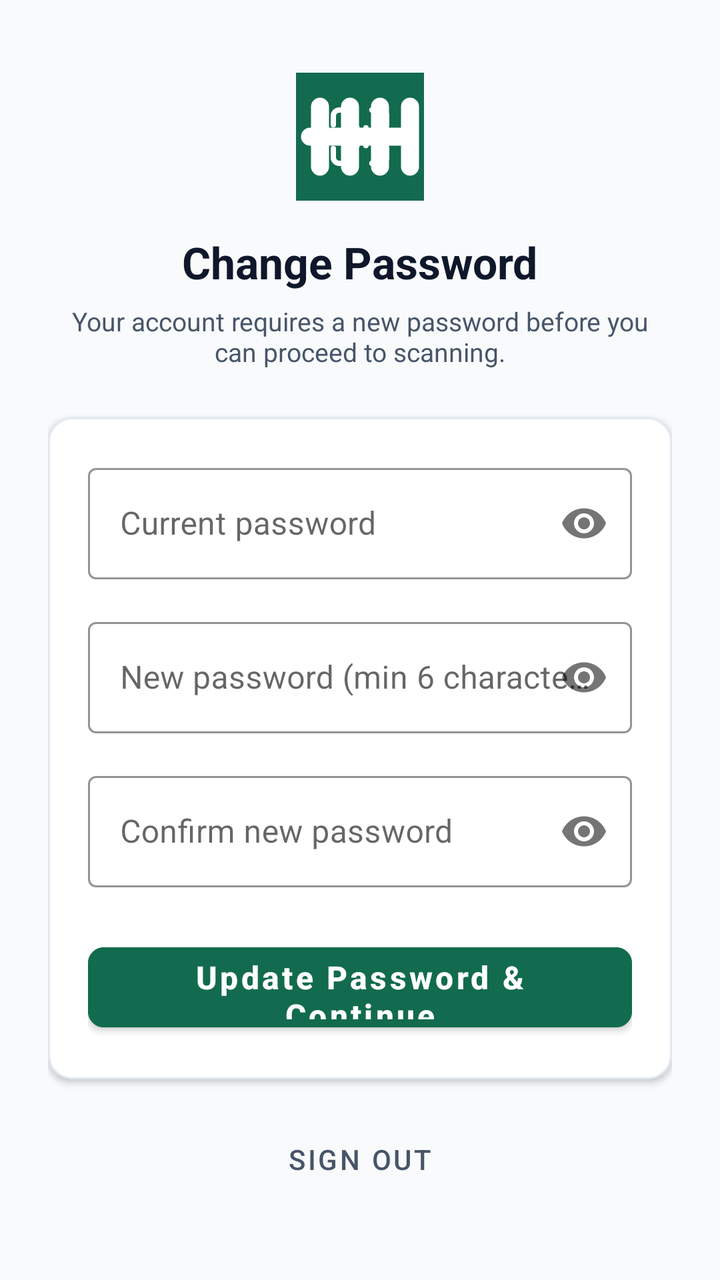
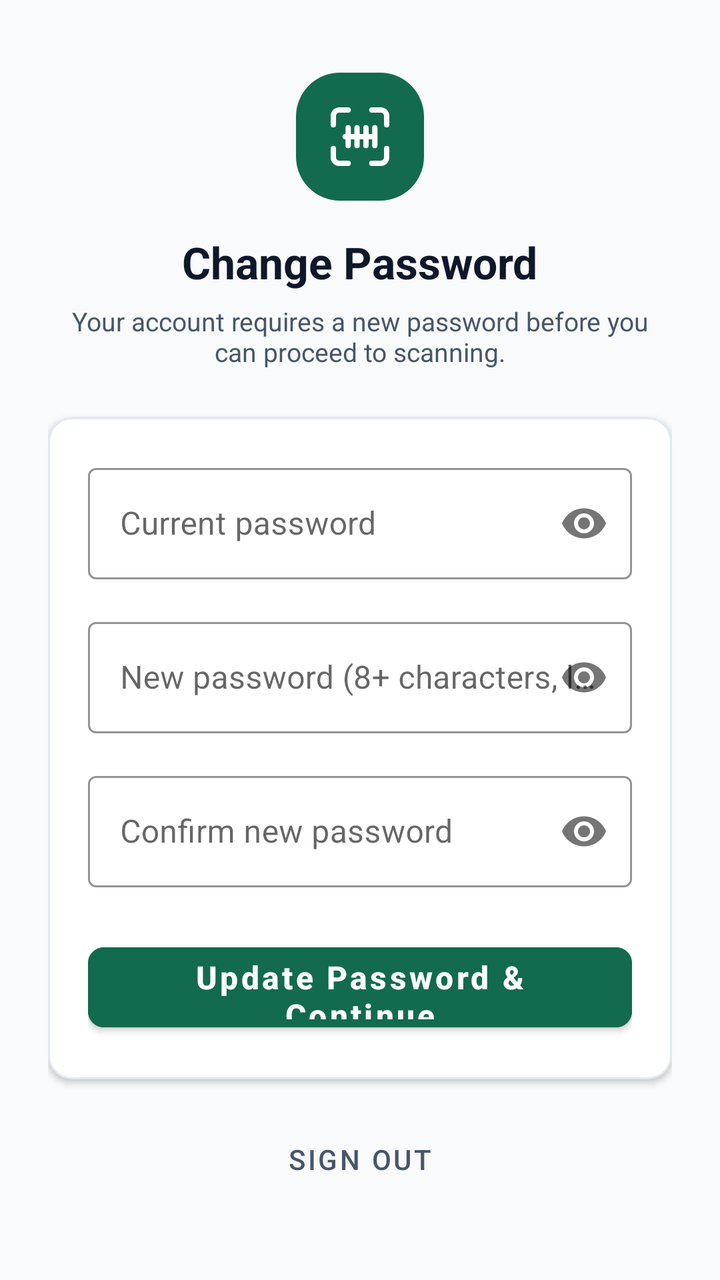

Two renders of the same Android screen: before a commit and after it. Below are the layout's source before the change and the commit's diff.
<!-- AndroidManifest.xml: application theme Theme.ForwardScan -->
<!-- res/layout/activity_change_password.xml -->
<?xml version="1.0" encoding="utf-8"?>
<ScrollView xmlns:android="http://schemas.android.com/apk/res/android"
    xmlns:app="http://schemas.android.com/apk/res-auto"
    android:layout_width="match_parent"
    android:layout_height="match_parent"
    android:background="@color/background"
    android:fillViewport="true">

    <LinearLayout
        android:layout_width="match_parent"
        android:layout_height="wrap_content"
        android:gravity="center"
        android:orientation="vertical"
        android:padding="24dp">

        <LinearLayout
            android:layout_width="match_parent"
            android:layout_height="wrap_content"
            android:gravity="center"
            android:orientation="vertical">

            <ImageView
                android:layout_width="64dp"
                android:layout_height="64dp"
                android:background="@drawable/splash"
                android:contentDescription="@string/app_name"
                android:src="@drawable/ic_launcher_foreground" />

            <TextView
                android:layout_width="wrap_content"
                android:layout_height="wrap_content"
                android:layout_marginTop="16dp"
                android:text="@string/change_password_title"
                android:textColor="@color/text_primary"
                android:textSize="22sp"
                android:textStyle="bold" />

            <TextView
                android:layout_width="wrap_content"
                android:layout_height="wrap_content"
                android:layout_marginTop="6dp"
                android:gravity="center"
                android:text="@string/change_password_instruction"
                android:textColor="@color/text_secondary"
                android:textSize="13sp" />
        </LinearLayout>

        <com.google.android.material.card.MaterialCardView
            android:layout_width="match_parent"
            android:layout_height="wrap_content"
            android:layout_marginTop="24dp"
            app:cardBackgroundColor="@color/surface"
            app:cardCornerRadius="12dp"
            app:cardElevation="2dp"
            app:strokeColor="@color/border"
            app:strokeWidth="1dp">

            <LinearLayout
                android:layout_width="match_parent"
                android:layout_height="wrap_content"
                android:orientation="vertical"
                android:padding="20dp">

                <TextView
                    android:id="@+id/tvError"
                    android:layout_width="match_parent"
                    android:layout_height="wrap_content"
                    android:layout_marginBottom="12dp"
                    android:background="@drawable/splash"
                    android:backgroundTint="@color/verdict_stop_bg"
                    android:padding="10dp"
                    android:textColor="@color/verdict_stop"
                    android:textSize="13sp"
                    android:visibility="gone" />

                
                <com.google.android.material.textfield.TextInputLayout
                    android:id="@+id/tilCurrentPassword"
                    style="@style/Widget.MaterialComponents.TextInputLayout.OutlinedBox"
                    android:layout_width="match_parent"
                    android:layout_height="wrap_content"
                    android:hint="@string/current_password_hint"
                    app:boxStrokeColor="@color/colorPrimary"
                    app:hintTextColor="@color/colorPrimary"
                    app:passwordToggleEnabled="true">

                    <com.google.android.material.textfield.TextInputEditText
                        android:id="@+id/etCurrentPassword"
                        android:layout_width="match_parent"
                        android:layout_height="wrap_content"
                        android:inputType="textPassword"
                        android:maxLines="1"
                        android:minHeight="48dp"
                        android:textColor="@color/text_primary" />
                </com.google.android.material.textfield.TextInputLayout>

                
                <com.google.android.material.textfield.TextInputLayout
                    android:id="@+id/tilNewPassword"
                    style="@style/Widget.MaterialComponents.TextInputLayout.OutlinedBox"
                    android:layout_width="match_parent"
                    android:layout_height="wrap_content"
                    android:layout_marginTop="16dp"
                    android:hint="@string/new_password_hint"
                    app:boxStrokeColor="@color/colorPrimary"
                    app:hintTextColor="@color/colorPrimary"
                    app:passwordToggleEnabled="true">

                    <com.google.android.material.textfield.TextInputEditText
                        android:id="@+id/etNewPassword"
                        android:layout_width="match_parent"
                        android:layout_height="wrap_content"
                        android:inputType="textPassword"
                        android:maxLines="1"
                        android:minHeight="48dp"
                        android:textColor="@color/text_primary" />
                </com.google.android.material.textfield.TextInputLayout>

                
                <com.google.android.material.textfield.TextInputLayout
                    android:id="@+id/tilConfirmPassword"
                    style="@style/Widget.MaterialComponents.TextInputLayout.OutlinedBox"
                    android:layout_width="match_parent"
                    android:layout_height="wrap_content"
                    android:layout_marginTop="16dp"
                    android:hint="@string/confirm_new_password_hint"
                    app:boxStrokeColor="@color/colorPrimary"
                    app:hintTextColor="@color/colorPrimary"
                    app:passwordToggleEnabled="true">

                    <com.google.android.material.textfield.TextInputEditText
                        android:id="@+id/etConfirmPassword"
                        android:layout_width="match_parent"
                        android:layout_height="wrap_content"
                        android:inputType="textPassword"
                        android:maxLines="1"
                        android:minHeight="48dp"
                        android:textColor="@color/text_primary" />
                </com.google.android.material.textfield.TextInputLayout>

                <com.google.android.material.button.MaterialButton
                    android:id="@+id/btnChangePassword"
                    android:layout_width="match_parent"
                    android:layout_height="52dp"
                    android:layout_marginTop="24dp"
                    android:backgroundTint="@color/colorPrimary"
                    android:text="@string/update_password_button"
                    android:textAllCaps="false"
                    android:textColor="@color/text_on_primary"
                    android:textSize="16sp"
                    android:textStyle="bold"
                    app:cornerRadius="8dp" />

                <ProgressBar
                    android:id="@+id/progressChangePassword"
                    android:layout_width="32dp"
                    android:layout_height="32dp"
                    android:layout_gravity="center"
                    android:layout_marginTop="16dp"
                    android:indeterminateTint="@color/colorPrimary"
                    android:visibility="gone" />

            </LinearLayout>
        </com.google.android.material.card.MaterialCardView>

        
        <com.google.android.material.button.MaterialButton
            android:id="@+id/btnSignOut"
            style="@style/Widget.MaterialComponents.Button.TextButton"
            android:layout_width="wrap_content"
            android:layout_height="48dp"
            android:layout_marginTop="16dp"
            android:text="@string/sign_out"
            android:textColor="@color/text_secondary" />

    </LinearLayout>
</ScrollView>
<!-- resources referenced by this layout -->
<resources>
  <color name="background">#F8FAFC</color>
  <color name="border">#E2E8F0</color>
  <color name="colorPrimary">#126B4E</color>
  <color name="surface">#FFFFFF</color>
  <color name="text_on_primary">#FFFFFF</color>
  <color name="text_primary">#0F172A</color>
  <color name="text_secondary">#475569</color>
  <color name="verdict_stop">#B91C1C</color>
  <color name="verdict_stop_bg">#FEF2F2</color>
  <!-- drawable ic_launcher_foreground (drawable) -->
  <?xml version="1.0" encoding="utf-8"?>
  <vector xmlns:android="http://schemas.android.com/apk/res/android"
      android:width="108dp"
      android:height="108dp"
      android:viewportWidth="108"
      android:viewportHeight="108">
      <group
          android:scaleX="2.5"
          android:scaleY="2.5"
          android:translateX="24"
          android:translateY="24">
          <path
              android:fillColor="#00000000"
              android:pathData="M3,8 V5 A2,2 0 0 1 5,3 H8 M16,3 H19 A2,2 0 0 1 21,5 V8 M21,16 V19 A2,2 0 0 1 19,21 H16 M8,21 H5 A2,2 0 0 1 3,19 V16"
              android:strokeColor="#FFFFFF"
              android:strokeLineCap="round"
              android:strokeLineJoin="round"
              android:strokeWidth="1.8" />
          <path
              android:fillColor="#00000000"
              android:pathData="M7,12 H17 M8,9 V15 M11,9 V15 M14,9 V15 M17,9 V15"
              android:strokeColor="#FFFFFF"
              android:strokeLineCap="round"
              android:strokeLineJoin="round"
              android:strokeWidth="1.8" />
      </group>
  </vector>
  <!-- drawable splash (drawable) -->
  <?xml version="1.0" encoding="utf-8"?>
  <layer-list xmlns:android="http://schemas.android.com/apk/res/android">
      <item android:drawable="@color/ic_launcher_background" />
      <item
          android:width="216dp"
          android:height="216dp"
          android:drawable="@drawable/ic_launcher_foreground"
          android:gravity="center" />
  </layer-list>
  <string name="app_name">Forward Scan</string>
  <string name="change_password_instruction">Your account requires a new password before you can proceed to scanning.</string>
  <string name="change_password_title">Change Password</string>
  <string name="confirm_new_password_hint">Confirm new password</string>
  <string name="current_password_hint">Current password</string>
  <string name="new_password_hint">New password (min 6 characters)</string>
  <string name="sign_out">Sign Out</string>
  <string name="update_password_button">Update Password &amp; Continue</string>
  <style name="Theme.ForwardScan" parent="Theme.MaterialComponents.Light.NoActionBar">
          <item name="colorPrimary">@color/colorPrimary</item>
          <item name="colorPrimaryDark">@color/colorPrimaryDark</item>
          <item name="colorAccent">@color/colorAccent</item>
          <item name="android:windowBackground">@color/background</item>
          <item name="android:statusBarColor">@color/colorPrimaryDark</item>
          <item name="android:navigationBarColor">@color/background</item>
      </style>
  <color name="ic_launcher_background">#126B4E</color>
  <color name="colorPrimaryDark">#0D553D</color>
  <color name="colorAccent">#126B4E</color>
</resources>

<!-- the commit's change to res/layout/activity_change_password.xml (unified diff, before → after) -->
@@ -22,7 +22,7 @@
             <ImageView
                 android:layout_width="64dp"
                 android:layout_height="64dp"
-                android:background="@drawable/splash"
+                android:background="@drawable/bg_logo"
                 android:contentDescription="@string/app_name"
                 android:src="@drawable/ic_launcher_foreground" />
 
@@ -66,7 +66,7 @@
                     android:layout_width="match_parent"
                     android:layout_height="wrap_content"
                     android:layout_marginBottom="12dp"
-                    android:background="@drawable/splash"
+                    android:background="@drawable/bg_round_card"
                     android:backgroundTint="@color/verdict_stop_bg"
                     android:padding="10dp"
                     android:textColor="@color/verdict_stop"
<!-- resource entries referenced after the edit -->
@@ -9,6 +9,20 @@
   <color name="text_secondary">#475569</color>
   <color name="verdict_stop">#B91C1C</color>
   <color name="verdict_stop_bg">#FEF2F2</color>
+  <!-- drawable bg_logo (drawable) -->
+  <?xml version="1.0" encoding="utf-8"?>
+  <shape xmlns:android="http://schemas.android.com/apk/res/android"
+      android:shape="rectangle">
+      <corners android:radius="22dp" />
+      <solid android:color="@color/ic_launcher_background" />
+  </shape>
+  <!-- drawable bg_round_card (drawable) -->
+  <?xml version="1.0" encoding="utf-8"?>
+  <shape xmlns:android="http://schemas.android.com/apk/res/android"
+      android:shape="rectangle">
+      <corners android:radius="10dp" />
+      <solid android:color="#FFFFFFFF" />
+  </shape>
   <!-- drawable ic_launcher_foreground (drawable) -->
   <?xml version="1.0" encoding="utf-8"?>
   <vector xmlns:android="http://schemas.android.com/apk/res/android"
@@ -37,22 +51,12 @@
               android:strokeWidth="1.8" />
       </group>
   </vector>
-  <!-- drawable splash (drawable) -->
-  <?xml version="1.0" encoding="utf-8"?>
-  <layer-list xmlns:android="http://schemas.android.com/apk/res/android">
-      <item android:drawable="@color/ic_launcher_background" />
-      <item
-          android:width="216dp"
-          android:height="216dp"
-          android:drawable="@drawable/ic_launcher_foreground"
-          android:gravity="center" />
-  </layer-list>
   <string name="app_name">Forward Scan</string>
   <string name="change_password_instruction">Your account requires a new password before you can proceed to scanning.</string>
   <string name="change_password_title">Change Password</string>
   <string name="confirm_new_password_hint">Confirm new password</string>
   <string name="current_password_hint">Current password</string>
-  <string name="new_password_hint">New password (min 6 characters)</string>
+  <string name="new_password_hint">New password (8+ characters, letters and a number)</string>
   <string name="sign_out">Sign Out</string>
   <string name="update_password_button">Update Password &amp; Continue</string>
   <style name="Theme.ForwardScan" parent="Theme.MaterialComponents.Light.NoActionBar">
